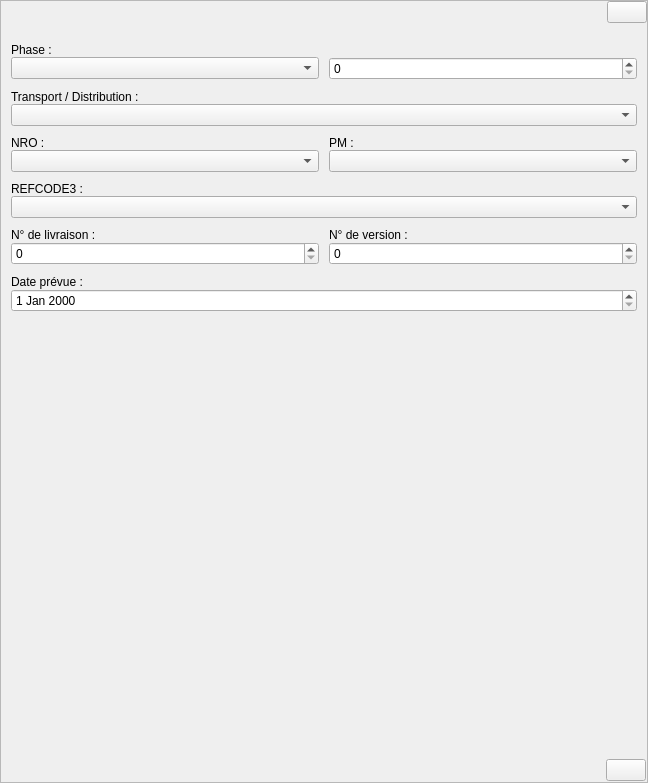
First picture: the form in src/gui/ui/form_dlg.ui, repository LaM0uette/MyDLG, before the edit.
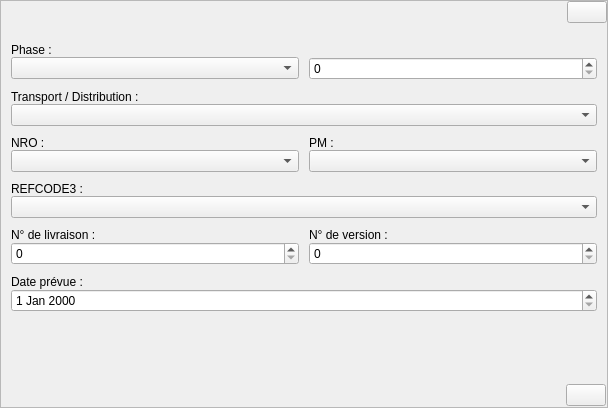
Second picture: the form after the edit.

Commit message: no livraison et version

```diff
--- a/src/gui/ui/form_dlg.ui
+++ b/src/gui/ui/form_dlg.ui
@@ -6,8 +6,8 @@
    <rect>
     <x>0</x>
     <y>0</y>
-    <width>648</width>
-    <height>783</height>
+    <width>608</width>
+    <height>408</height>
    </rect>
   </property>
   <layout class="QGridLayout" name="glay_main">
```
The commit also changes 1 other file.
